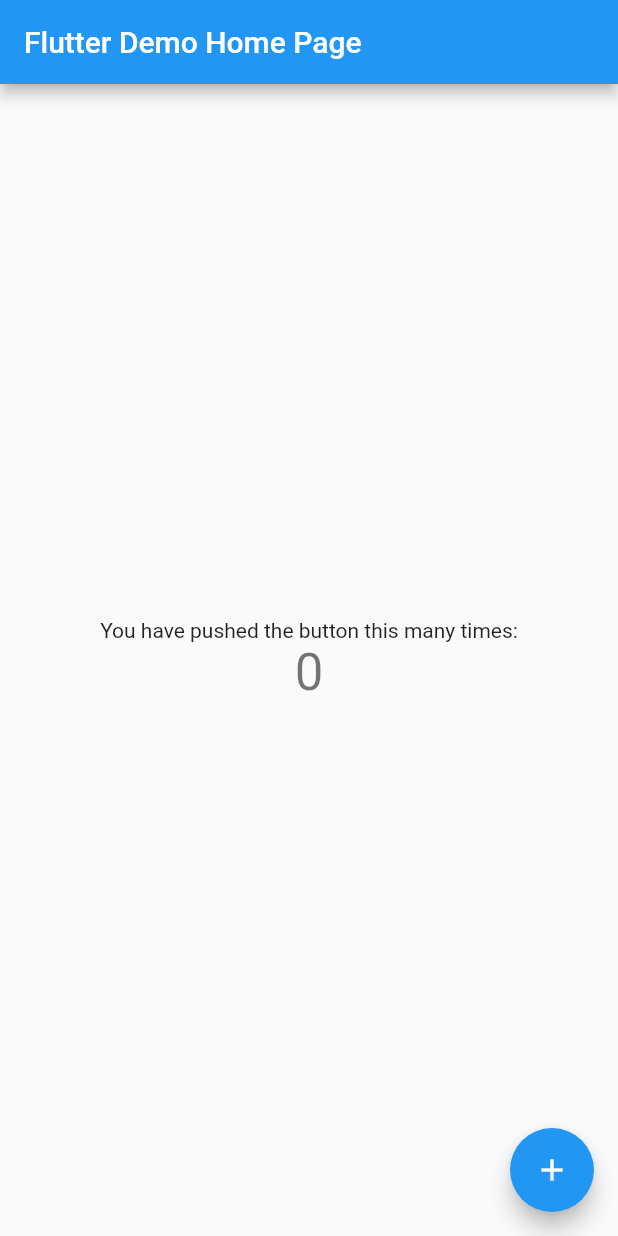
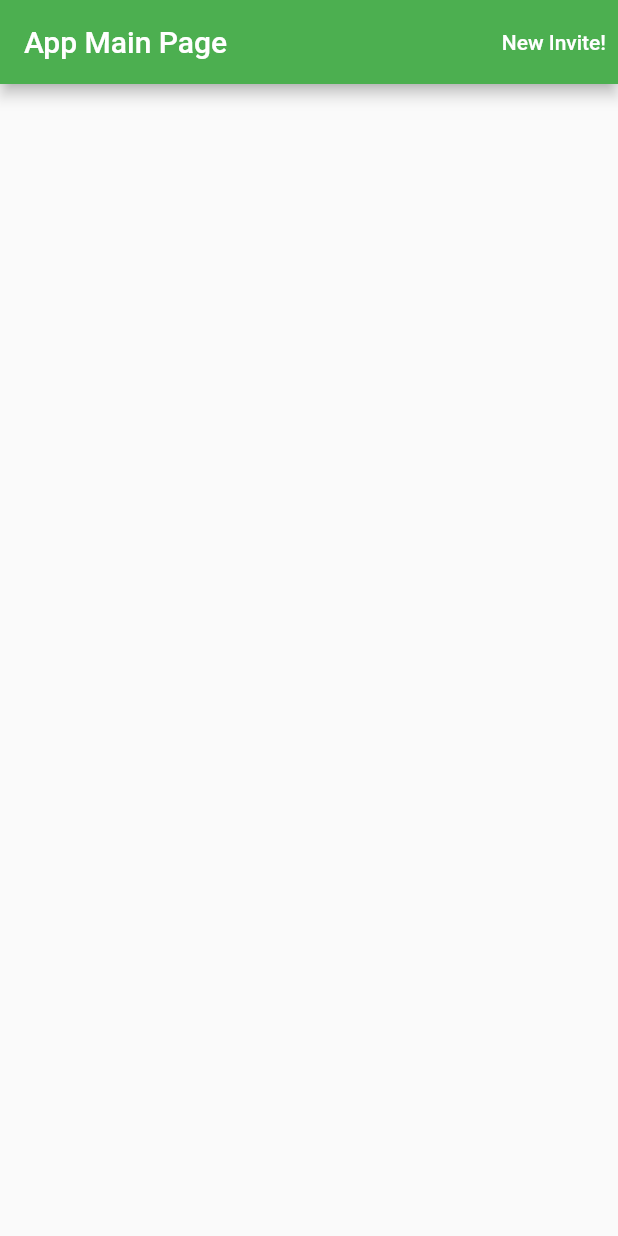
Before and after one commit to JonathanZhao29/group_lunch_app, a Flutter app: the screen it shows after launch, on a phone screen of 412 x 824 dp. Run offline on Flutter 3.47's test engine with Material 2 defaults, Android fonts, the phone set to English and light mode, and no system bars.

Commit message:
Clean up of main.dart, started working on home page.

```diff
--- /dev/null
+++ b/lib/home_page.dart
@@ -0,0 +1,23 @@
+import 'package:flutter/cupertino.dart';
+import 'package:flutter/material.dart';
+
+class HomePage extends StatelessWidget {
+  //const HomePage({super.key});
+  @override
+  Widget build(BuildContext context) {
+    final ButtonStyle style =
+        TextButton.styleFrom(primary: Theme.of(context).colorScheme.onPrimary);
+    return Scaffold(
+      appBar: AppBar(
+        title: const Text('App Main Page'),
+        actions: <Widget>[
+          TextButton(
+            style: style,
+            onPressed: () {},
+            child: const Text('New Invite!'),
+          ),
+        ],
+      ),
+    );
+  }
+}
--- a/lib/main.dart
+++ b/lib/main.dart
@@ -1,4 +1,5 @@
 import 'package:flutter/material.dart';
+import 'home_page.dart';
 
 void main() {
   runApp(MyApp());
@@ -9,105 +10,11 @@ class MyApp extends StatelessWidget {
   @override
   Widget build(BuildContext context) {
     return MaterialApp(
-      title: 'Flutter Demo',
+      title: 'Group Lunch App',
       theme: ThemeData(
-        // This is the theme of your application.
-        //
-        // Try running your application with "flutter run". You'll see the
-        // application has a blue toolbar. Then, without quitting the app, try
-        // changing the primarySwatch below to Colors.green and then invoke
-        // "hot reload" (press "r" in the console where you ran "flutter run",
-        // or simply save your changes to "hot reload" in a Flutter IDE).
-        // Notice that the counter didn't reset back to zero; the application
-        // is not restarted.
-        primarySwatch: Colors.blue,
+        primarySwatch: Colors.green,
       ),
-      home: MyHomePage(title: 'Flutter Demo Home Page'),
+      home: new HomePage(),
     );
   }
 }
-
-class MyHomePage extends StatefulWidget {
-  MyHomePage({Key? key, required this.title}) : super(key: key);
-
-  // This widget is the home page of your application. It is stateful, meaning
-  // that it has a State object (defined below) that contains fields that affect
-  // how it looks.
-
-  // This class is the configuration for the state. It holds the values (in this
-  // case the title) provided by the parent (in this case the App widget) and
-  // used by the build method of the State. Fields in a Widget subclass are
-  // always marked "final".
-
-  final String title;
-
-  @override
-  _MyHomePageState createState() => _MyHomePageState();
-}
-
-class _MyHomePageState extends State<MyHomePage> {
-  int _counter = 0;
-
-  void _incrementCounter() {
-    setState(() {
-      // This call to setState tells the Flutter framework that something has
-      // changed in this State, which causes it to rerun the build method below
-      // so that the display can reflect the updated values. If we changed
-      // _counter without calling setState(), then the build method would not be
-      // called again, and so nothing would appear to happen.
-      _counter++;
-    });
-  }
-
-  @override
-  Widget build(BuildContext context) {
-    // This method is rerun every time setState is called, for instance as done
-    // by the _incrementCounter method above.
-    //
-    // The Flutter framework has been optimized to make rerunning build methods
-    // fast, so that you can just rebuild anything that needs updating rather
-    // than having to individually change instances of widgets.
-    return Scaffold(
-      appBar: AppBar(
-        // Here we take the value from the MyHomePage object that was created by
-        // the App.build method, and use it to set our appbar title.
-        title: Text(widget.title),
-      ),
-      body: Center(
-        // Center is a layout widget. It takes a single child and positions it
-        // in the middle of the parent.
-        child: Column(
-          // Column is also a layout widget. It takes a list of children and
-          // arranges them vertically. By default, it sizes itself to fit its
-          // children horizontally, and tries to be as tall as its parent.
-          //
-          // Invoke "debug painting" (press "p" in the console, choose the
-          // "Toggle Debug Paint" action from the Flutter Inspector in Android
-          // Studio, or the "Toggle Debug Paint" command in Visual Studio Code)
-          // to see the wireframe for each widget.
-          //
-          // Column has various properties to control how it sizes itself and
-          // how it positions its children. Here we use mainAxisAlignment to
-          // center the children vertically; the main axis here is the vertical
-          // axis because Columns are vertical (the cross axis would be
-          // horizontal).
-          mainAxisAlignment: MainAxisAlignment.center,
-          children: <Widget>[
-            Text(
-              'You have pushed the button this many times:',
-            ),
-            Text(
-              '$_counter',
-              style: Theme.of(context).textTheme.headline4,
-            ),
-          ],
-        ),
-      ),
-      floatingActionButton: FloatingActionButton(
-        onPressed: _incrementCounter,
-        tooltip: 'Increment',
-        child: Icon(Icons.add),
-      ), // This trailing comma makes auto-formatting nicer for build methods.
-    );
-  }
-}
```
